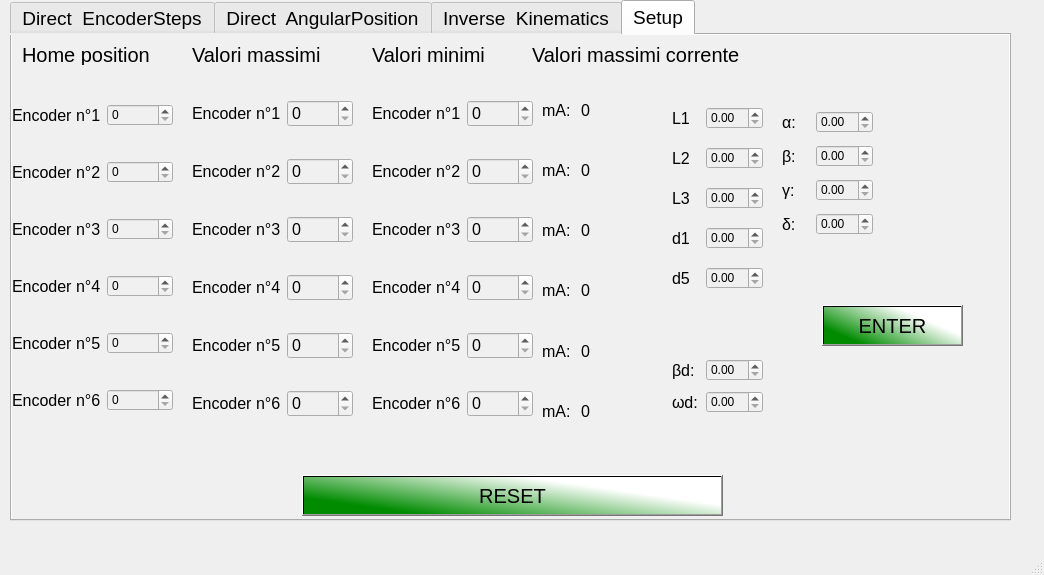
Qt form pyUi/ScorbotUI/pyqtLib/qtfiles/UiClass.ui (Alfystar/Scorbot-CA) before a commit.
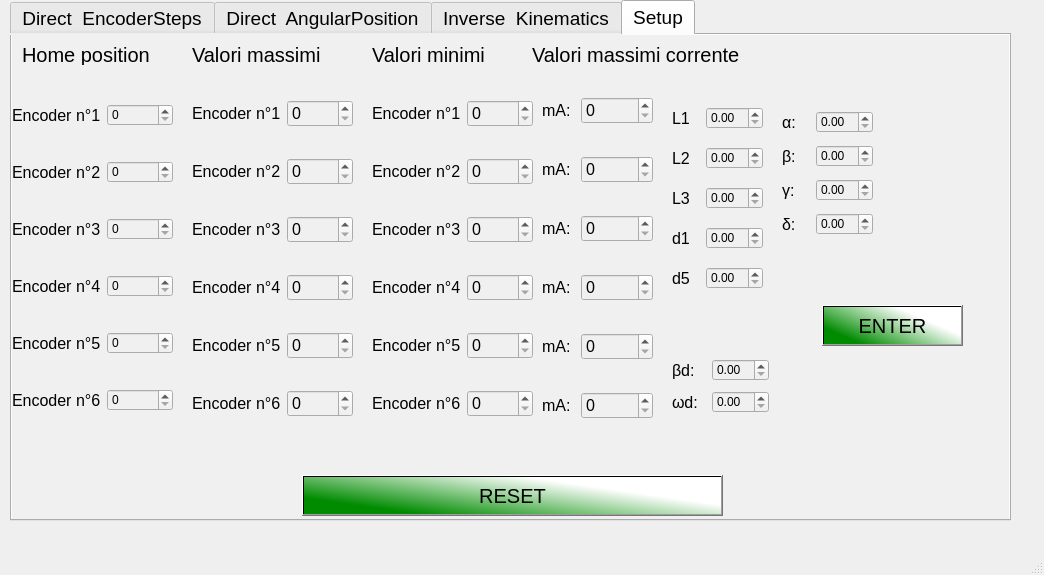
The same form after that commit. Icons and pictures are not drawn.

```diff
--- a/pyUi/ScorbotUI/pyqtLib/qtfiles/UiClass.ui
+++ b/pyUi/ScorbotUI/pyqtLib/qtfiles/UiClass.ui
@@ -2960,9 +2960,9 @@
       <property name="geometry">
        <rect>
         <x>530</x>
-        <y>50</y>
+        <y>40</y>
         <width>111</width>
-        <height>351</height>
+        <height>371</height>
        </rect>
       </property>
       <property name="font">
@@ -2998,15 +2998,12 @@
           </widget>
          </item>
          <item>
-          <widget class="QLabel" name="maxCor1Val">
+          <widget class="QSpinBox" name="maxCor1Val">
            <property name="font">
             <font>
              <pointsize>12</pointsize>
             </font>
            </property>
-           <property name="text">
-            <string>0</string>
-           </property>
           </widget>
          </item>
         </layout>
@@ -3035,15 +3032,12 @@
           </widget>
          </item>
          <item>
-          <widget class="QLabel" name="maxCor2Val">
+          <widget class="QSpinBox" name="maxCor2Val">
            <property name="font">
             <font>
              <pointsize>12</pointsize>
             </font>
            </property>
-           <property name="text">
-            <string>0</string>
-           </property>
           </widget>
          </item>
         </layout>
@@ -3069,15 +3063,12 @@
           </widget>
          </item>
          <item>
-          <widget class="QLabel" name="maxCor3Val">
+          <widget class="QSpinBox" name="maxCor3Val">
            <property name="font">
             <font>
              <pointsize>12</pointsize>
             </font>
            </property>
-           <property name="text">
-            <string>0</string>
-           </property>
           </widget>
          </item>
         </layout>
@@ -3103,15 +3094,12 @@
           </widget>
          </item>
          <item>
-          <widget class="QLabel" name="maxCor4Val">
+          <widget class="QSpinBox" name="maxCor4Val">
            <property name="font">
             <font>
              <pointsize>12</pointsize>
             </font>
            </property>
-           <property name="text">
-            <string>0</string>
-           </property>
           </widget>
          </item>
         </layout>
@@ -3137,15 +3125,12 @@
           </widget>
          </item>
          <item>
-          <widget class="QLabel" name="maxCor5Val">
+          <widget class="QSpinBox" name="maxCor5Val">
            <property name="font">
             <font>
              <pointsize>12</pointsize>
             </font>
            </property>
-           <property name="text">
-            <string>0</string>
-           </property>
           </widget>
          </item>
         </layout>
@@ -3171,15 +3156,12 @@
           </widget>
          </item>
          <item>
-          <widget class="QLabel" name="maxCor6Val">
+          <widget class="QSpinBox" name="maxCor6Val">
            <property name="font">
             <font>
              <pointsize>12</pointsize>
             </font>
            </property>
-           <property name="text">
-            <string>0</string>
-           </property>
           </widget>
          </item>
         </layout>
@@ -3478,7 +3460,7 @@
        <rect>
         <x>660</x>
         <y>320</y>
-        <width>91</width>
+        <width>97</width>
         <height>64</height>
        </rect>
       </property>
```
Left out of the diff: 4 changed lines with no effect on the pictures.
